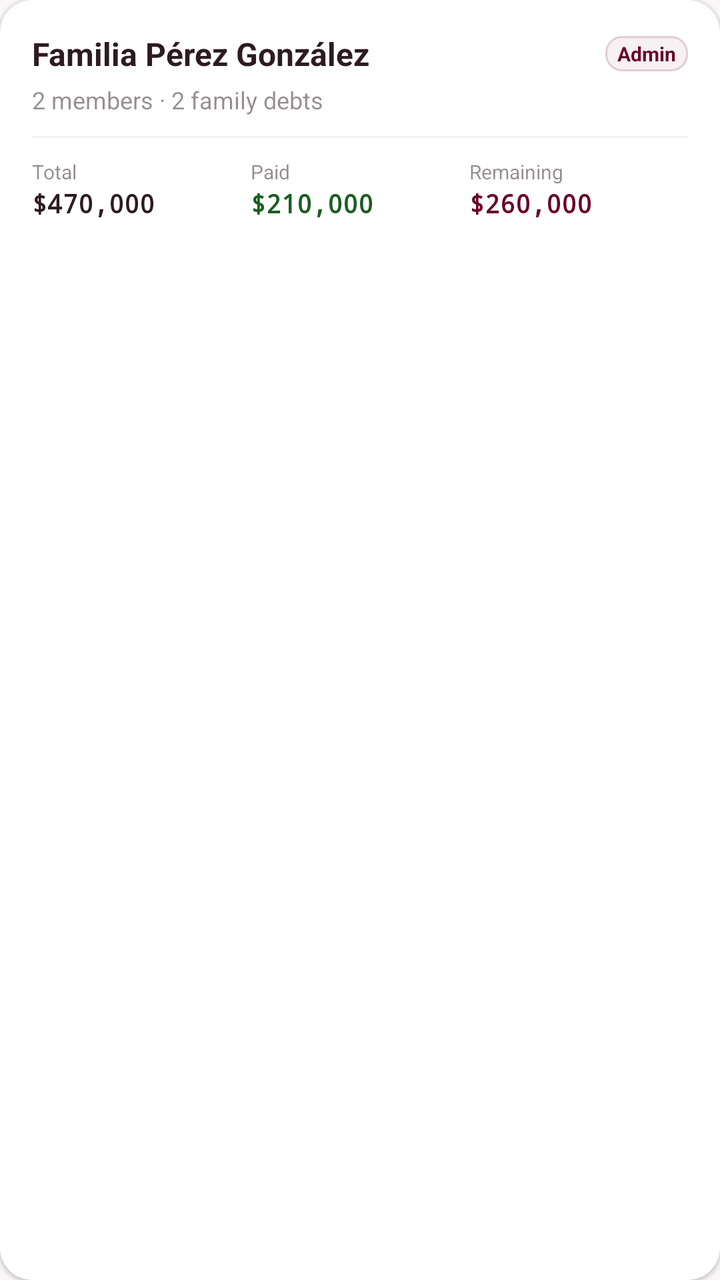
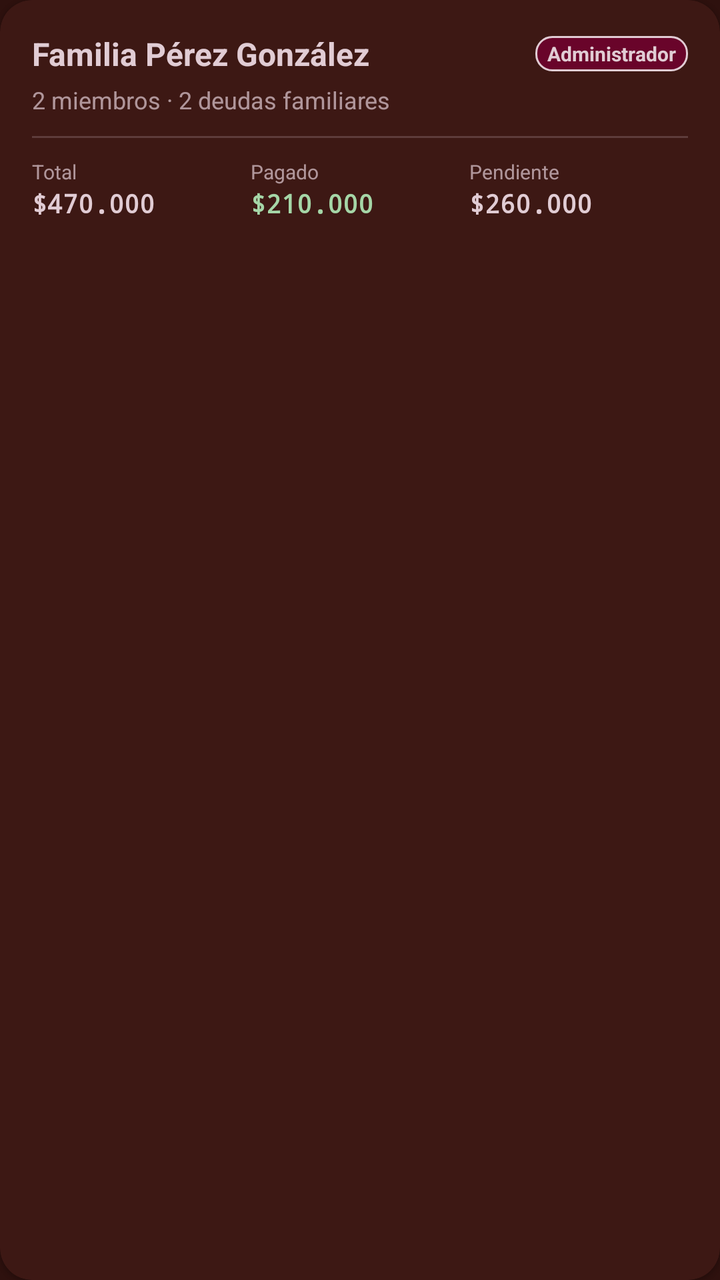

An Android layout rendered at two revisions. The XML below is the earlier revision; the diff shows what the commit changed to produce the second picture.
<!-- AndroidManifest.xml: application theme Theme.Freyr -->
<!-- res/layout/item_family_group.xml -->
<?xml version="1.0" encoding="utf-8"?>
<androidx.cardview.widget.CardView xmlns:android="http://schemas.android.com/apk/res/android"
    xmlns:app="http://schemas.android.com/apk/res-auto"
    android:layout_width="match_parent"
    android:layout_height="wrap_content"
    android:layout_marginBottom="12dp"
    app:cardCornerRadius="16dp"
    app:cardElevation="1dp"
    app:cardBackgroundColor="@color/freyr_surface">

    <LinearLayout
        android:layout_width="match_parent"
        android:layout_height="wrap_content"
        android:orientation="vertical"
        android:padding="16dp">

        <LinearLayout
            android:layout_width="match_parent"
            android:layout_height="wrap_content"
            android:orientation="horizontal"
            android:gravity="center_vertical">

            <TextView
                android:id="@+id/tv_group_name"
                android:layout_width="0dp"
                android:layout_height="wrap_content"
                android:layout_weight="1"
                android:text="Familia Pérez González"
                android:textColor="@color/freyr_text_primary"
                android:textSize="16sp"
                android:textStyle="bold" />

            <TextView
                android:id="@+id/tv_admin_badge"
                android:layout_width="wrap_content"
                android:layout_height="wrap_content"
                android:text="Admin"
                android:textColor="@color/freyr_primary"
                android:textSize="10sp"
                android:textStyle="bold"
                android:background="@drawable/bg_status_pending"
                android:paddingStart="6dp"
                android:paddingEnd="6dp"
                android:paddingTop="2dp"
                android:paddingBottom="2dp" />
        </LinearLayout>

        <TextView
            android:id="@+id/tv_group_members_count"
            android:layout_width="wrap_content"
            android:layout_height="wrap_content"
            android:text="2 members · 2 family debts"
            android:textColor="@color/freyr_text_secondary"
            android:textSize="12sp"
            android:layout_marginTop="4dp" />

        <View
            android:layout_width="match_parent"
            android:layout_height="1dp"
            android:background="@color/freyr_secondary_light"
            android:layout_marginTop="10dp"
            android:layout_marginBottom="10dp" />

        <LinearLayout
            android:layout_width="match_parent"
            android:layout_height="wrap_content"
            android:orientation="horizontal">

            <LinearLayout
                android:layout_width="0dp"
                android:layout_height="wrap_content"
                android:layout_weight="1"
                android:orientation="vertical">
                <TextView
                    android:layout_width="wrap_content"
                    android:layout_height="wrap_content"
                    android:text="Total"
                    android:textColor="@color/freyr_text_secondary"
                    android:textSize="10sp" />
                <TextView
                    android:id="@+id/tv_group_total_debt"
                    android:layout_width="wrap_content"
                    android:layout_height="wrap_content"
                    android:text="$470,000"
                    android:textColor="@color/freyr_text_primary"
                    android:textSize="13sp"
                    android:textStyle="bold"
                    android:fontFamily="monospace" />
            </LinearLayout>

            <LinearLayout
                android:layout_width="0dp"
                android:layout_height="wrap_content"
                android:layout_weight="1"
                android:orientation="vertical">
                <TextView
                    android:layout_width="wrap_content"
                    android:layout_height="wrap_content"
                    android:text="Paid"
                    android:textColor="@color/freyr_text_secondary"
                    android:textSize="10sp" />
                <TextView
                    android:id="@+id/tv_group_total_paid"
                    android:layout_width="wrap_content"
                    android:layout_height="wrap_content"
                    android:text="$210,000"
                    android:textColor="@color/freyr_status_paid"
                    android:textSize="13sp"
                    android:textStyle="bold"
                    android:fontFamily="monospace" />
            </LinearLayout>

            <LinearLayout
                android:layout_width="0dp"
                android:layout_height="wrap_content"
                android:layout_weight="1"
                android:orientation="vertical">
                <TextView
                    android:layout_width="wrap_content"
                    android:layout_height="wrap_content"
                    android:text="Remaining"
                    android:textColor="@color/freyr_text_secondary"
                    android:textSize="10sp" />
                <TextView
                    android:id="@+id/tv_group_total_remaining"
                    android:layout_width="wrap_content"
                    android:layout_height="wrap_content"
                    android:text="$260,000"
                    android:textColor="@color/freyr_primary"
                    android:textSize="13sp"
                    android:textStyle="bold"
                    android:fontFamily="monospace" />
            </LinearLayout>
        </LinearLayout>
    </LinearLayout>
</androidx.cardview.widget.CardView>
<!-- resources referenced by this layout -->
<resources>
  <color name="freyr_primary">#69042A</color>
  <color name="freyr_secondary_light">#F7F1F4</color>
  <color name="freyr_status_paid">#1B5E20</color>
  <color name="freyr_surface">#FFFFFF</color>
  <color name="freyr_text_primary">#2D1B22</color>
  <color name="freyr_text_secondary">#802D1B22</color>
  <!-- drawable bg_status_pending (drawable) -->
  <?xml version="1.0" encoding="utf-8"?>
  <shape xmlns:android="http://schemas.android.com/apk/res/android"
      android:shape="rectangle">
      <corners android:radius="8dp" />
      <solid android:color="@color/freyr_secondary_light" />
      <stroke android:width="1dp" android:color="@color/freyr_secondary" />
  </shape>
  <style name="Theme.Freyr" parent="Theme.Material3.Light.NoActionBar">
          
          <item name="colorPrimary">@color/freyr_primary</item>
          <item name="colorPrimaryDark">@color/freyr_primary_dark</item>
          <item name="colorSecondary">@color/freyr_secondary</item>
          <item name="colorOnPrimary">#FFFFFF</item>
          <item name="colorOnSecondary">@color/freyr_primary</item>
  
          
          <item name="android:colorBackground">@color/freyr_background</item>
          <item name="colorSurface">@color/freyr_surface</item>
          <item name="colorOnSurface">@color/freyr_text_primary</item>
  
          
          <item name="android:statusBarColor">@color/freyr_background</item>
          <item name="android:windowLightStatusBar">true</item>
          <item name="android:navigationBarColor">@color/freyr_background</item>
          <item name="android:windowLightNavigationBar">true</item>
      </style>
  <color name="freyr_secondary">#E1CCD4</color>
  <color name="freyr_primary_dark">#520320</color>
  <color name="freyr_background">#FAF7F8</color>
</resources>

<!-- the commit's change to res/layout/item_family_group.xml (unified diff, before → after) -->
@@ -34,8 +34,8 @@
                 android:id="@+id/tv_admin_badge"
                 android:layout_width="wrap_content"
                 android:layout_height="wrap_content"
-                android:text="Admin"
-                android:textColor="@color/freyr_primary"
+                android:text="Administrador"
+                android:textColor="@color/freyr_secondary"
                 android:textSize="10sp"
                 android:textStyle="bold"
                 android:background="@drawable/bg_status_pending"
@@ -49,7 +49,7 @@
             android:id="@+id/tv_group_members_count"
             android:layout_width="wrap_content"
             android:layout_height="wrap_content"
-            android:text="2 members · 2 family debts"
+            android:text="2 miembros · 2 deudas familiares"
             android:textColor="@color/freyr_text_secondary"
             android:textSize="12sp"
             android:layout_marginTop="4dp" />
@@ -57,7 +57,7 @@
         <View
             android:layout_width="match_parent"
             android:layout_height="1dp"
-            android:background="@color/freyr_secondary_light"
+            android:background="@color/freyr_border"
             android:layout_marginTop="10dp"
             android:layout_marginBottom="10dp" />
 
@@ -81,7 +81,7 @@
                     android:id="@+id/tv_group_total_debt"
                     android:layout_width="wrap_content"
                     android:layout_height="wrap_content"
-                    android:text="$470,000"
+                    android:text="$470.000"
                     android:textColor="@color/freyr_text_primary"
                     android:textSize="13sp"
                     android:textStyle="bold"
@@ -96,14 +96,14 @@
                 <TextView
                     android:layout_width="wrap_content"
                     android:layout_height="wrap_content"
-                    android:text="Paid"
+                    android:text="Pagado"
                     android:textColor="@color/freyr_text_secondary"
                     android:textSize="10sp" />
                 <TextView
                     android:id="@+id/tv_group_total_paid"
                     android:layout_width="wrap_content"
                     android:layout_height="wrap_content"
-                    android:text="$210,000"
+                    android:text="$210.000"
                     android:textColor="@color/freyr_status_paid"
                     android:textSize="13sp"
                     android:textStyle="bold"
@@ -118,15 +118,15 @@
                 <TextView
                     android:layout_width="wrap_content"
                     android:layout_height="wrap_content"
-                    android:text="Remaining"
+                    android:text="Pendiente"
                     android:textColor="@color/freyr_text_secondary"
                     android:textSize="10sp" />
                 <TextView
                     android:id="@+id/tv_group_total_remaining"
                     android:layout_width="wrap_content"
                     android:layout_height="wrap_content"
-                    android:text="$260,000"
-                    android:textColor="@color/freyr_primary"
+                    android:text="$260.000"
+                    android:textColor="@color/freyr_secondary"
                     android:textSize="13sp"
                     android:textStyle="bold"
                     android:fontFamily="monospace" />
<!-- resource entries referenced after the edit -->
@@ -1,20 +1,19 @@
 <!-- resources referenced by this layout -->
 <resources>
+  <color name="freyr_border">#33E1CCD4</color>
   <color name="freyr_primary">#69042A</color>
-  <color name="freyr_secondary_light">#F7F1F4</color>
-  <color name="freyr_status_paid">#1B5E20</color>
-  <color name="freyr_surface">#FFFFFF</color>
-  <color name="freyr_text_primary">#2D1B22</color>
-  <color name="freyr_text_secondary">#802D1B22</color>
+  <color name="freyr_status_paid">#A5D6A7</color>
+  <color name="freyr_surface">#3D1814</color>
+  <color name="freyr_text_primary">#E1CCD4</color>
+  <color name="freyr_text_secondary">#B3E1CCD4</color>
   <!-- drawable bg_status_pending (drawable) -->
   <?xml version="1.0" encoding="utf-8"?>
-  <shape xmlns:android="http://schemas.android.com/apk/res/android"
-      android:shape="rectangle">
+  <shape xmlns:android="http://schemas.android.com/apk/res/android">
       <corners android:radius="8dp" />
-      <solid android:color="@color/freyr_secondary_light" />
+      <solid android:color="@color/freyr_status_pending_bg" />
       <stroke android:width="1dp" android:color="@color/freyr_secondary" />
   </shape>
-  <style name="Theme.Freyr" parent="Theme.Material3.Light.NoActionBar">
+  <style name="Theme.Freyr" parent="Theme.Material3.Dark.NoActionBar">
           
           <item name="colorPrimary">@color/freyr_primary</item>
           <item name="colorPrimaryDark">@color/freyr_primary_dark</item>
@@ -29,12 +28,19 @@
   
           
           <item name="android:statusBarColor">@color/freyr_background</item>
-          <item name="android:windowLightStatusBar">true</item>
+          <item name="android:windowLightStatusBar">false</item>
           <item name="android:navigationBarColor">@color/freyr_background</item>
-          <item name="android:windowLightNavigationBar">true</item>
+          <item name="android:windowLightNavigationBar">false</item>
+          
+          
+          <item name="android:textColor">@color/freyr_text_primary</item>
+          <item name="android:textColorHint">@color/freyr_text_secondary</item>
+          <item name="colorControlNormal">@color/freyr_secondary</item>
+          <item name="colorControlActivated">@color/freyr_primary</item>
       </style>
+  <color name="freyr_status_pending_bg">#69042A</color>
   <color name="freyr_secondary">#E1CCD4</color>
-  <color name="freyr_primary_dark">#520320</color>
-  <color name="freyr_background">#FAF7F8</color>
+  <color name="freyr_primary_dark">#4A031E</color>
+  <color name="freyr_background">#2E110E</color>
 </resources>
 
